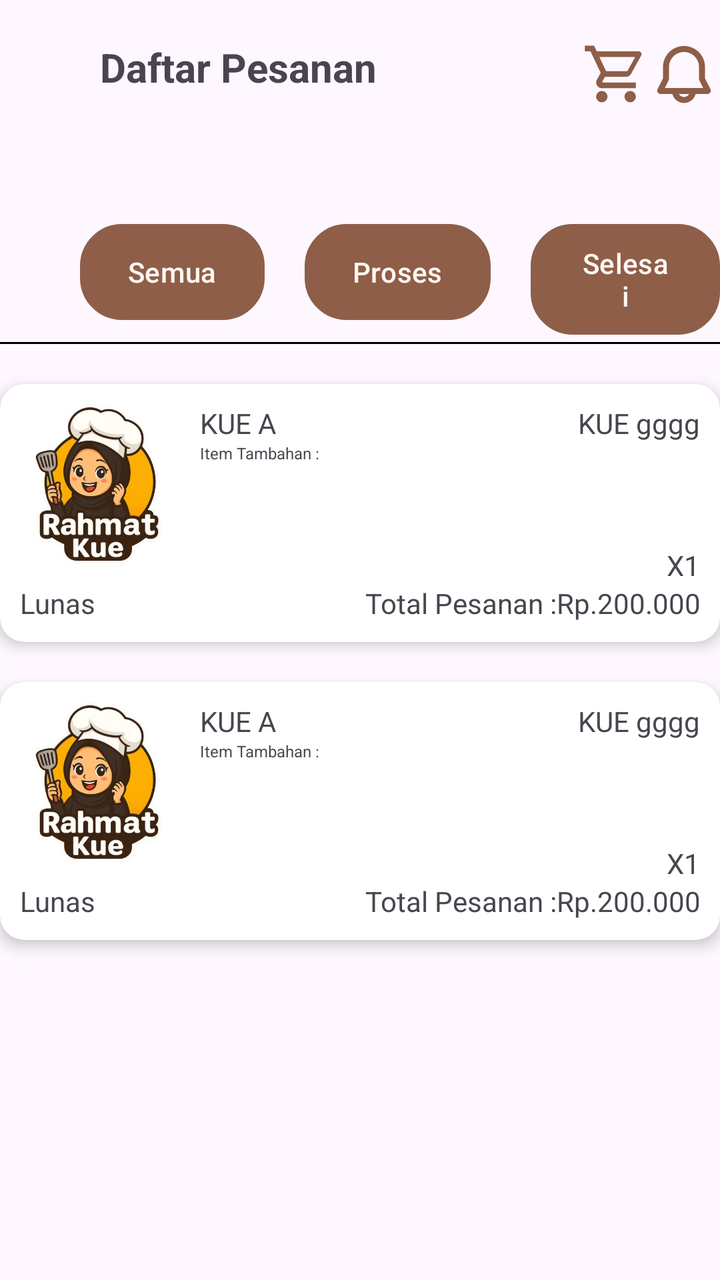
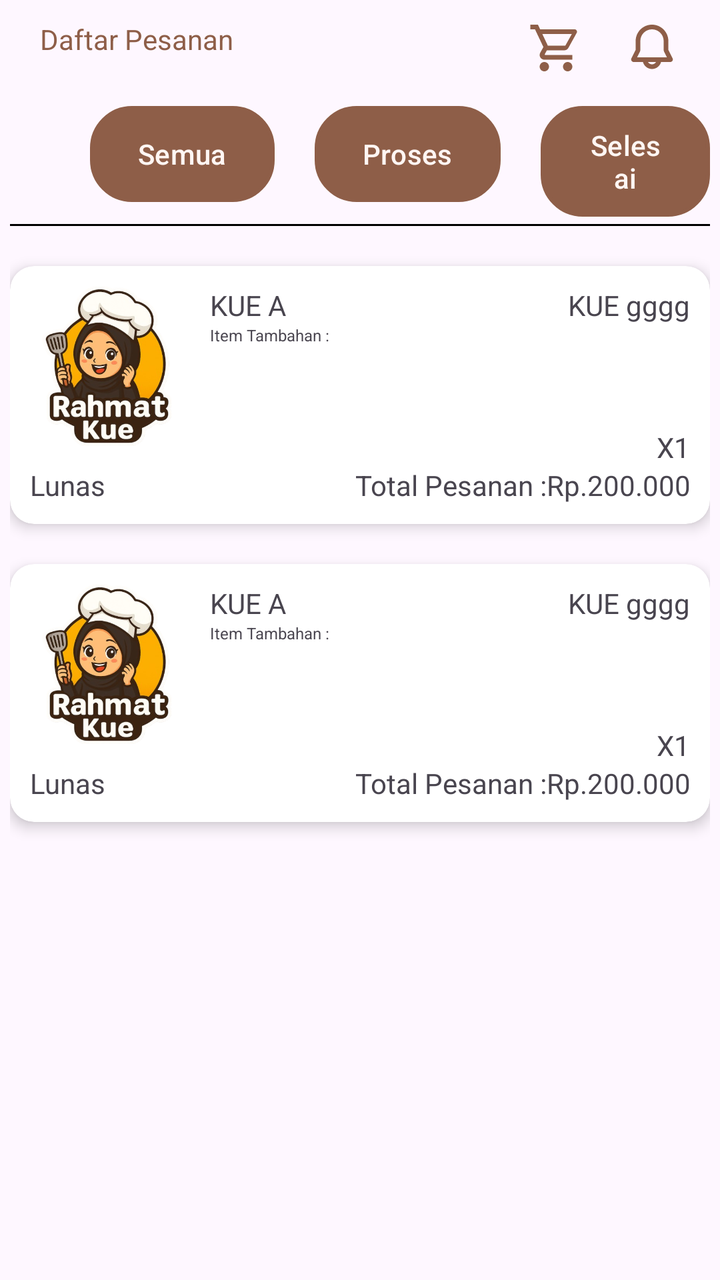

Screens rendered from an Android XML layout before and after an edit, with the pre-edit source and the edit as a unified diff.
<!-- AndroidManifest.xml: application theme Theme.RahmatBakery -->
<!-- res/layout/fragment_pesanan.xml -->
<?xml version="1.0" encoding="utf-8"?>
<RelativeLayout xmlns:android="http://schemas.android.com/apk/res/android"
    xmlns:app="http://schemas.android.com/apk/res-auto"
    xmlns:tools="http://schemas.android.com/tools"
    android:layout_width="match_parent"
    android:layout_height="match_parent"
    tools:context="PesananFragment">


    
    <TextView
        android:id="@+id/Title"
        android:layout_width="wrap_content"
        android:layout_height="wrap_content"
        android:text="Daftar Pesanan"
        android:layout_marginTop="20dp"
        android:layout_marginStart="50dp"
        android:textSize="20sp"
        android:textStyle="bold" />

    <ImageView
        android:id="@+id/notif"
        android:layout_width="wrap_content"
        android:layout_height="wrap_content"
        android:background="@drawable/notif"
        android:layout_alignParentRight="true"
        android:layout_marginTop="20dp"/>

    <ImageView
        android:id="@+id/keranjang"
        android:layout_width="wrap_content"
        android:layout_height="wrap_content"
        android:background="@drawable/cart"
        android:layout_alignRight="@id/notif"
        android:layout_marginRight="35dp"
        android:layout_marginTop="20dp"
        android:layout_toLeftOf="@id/notif"

        />

    <Button
        android:id="@+id/buttonsemua"
        android:layout_width="wrap_content"
        android:layout_height="wrap_content"
        android:background="@drawable/button"
        android:layout_below="@id/Title"
        android:layout_marginTop="65dp"
        android:layout_marginStart="40dp"
        android:text="Semua" />

    <Button
        android:id="@+id/buttonproses"
        android:layout_width="wrap_content"
        android:layout_height="wrap_content"
        android:layout_below="@id/Title"
        android:layout_marginTop="65dp"
        android:background="@drawable/button"
        android:layout_toRightOf="@id/buttonsemua"
        android:layout_marginStart="20dp"
        android:text="Proses" />

    <Button
        android:id="@+id/buttonselesai"
        android:layout_width="wrap_content"
        android:layout_height="wrap_content"
        android:layout_below="@id/Title"
        android:layout_marginTop="65dp"
        android:background="@drawable/button"
        android:layout_toRightOf="@id/buttonproses"
        android:layout_marginStart="20dp"
        android:text="Selesai"/>

    <View
        android:id="@+id/divider1"
        android:layout_width="match_parent"
        android:layout_height="1dp"
        android:layout_below="@id/buttonsemua"
        android:layout_marginTop="11dp"
        android:background="@color/black" />

    <androidx.cardview.widget.CardView
        android:id="@+id/pesanan1"
        android:layout_width="match_parent"
        android:layout_height="wrap_content"
        android:layout_below="@id/divider1"
        android:layout_marginTop="20dp"
        android:backgroundTint="@color/cardview_light_background"
        app:cardElevation="4dp"
        app:cardCornerRadius="12dp">

        <RelativeLayout
        android:layout_width="match_parent"
        android:layout_height="wrap_content"
        android:padding="10dp">

        <ImageView
            android:id="@+id/imgProduct1"
            android:layout_width="80dp"
            android:layout_height="80dp"
            android:src="@drawable/logo"
            android:scaleType="centerCrop" />

            <TextView
                android:id="@+id/namakue"
                android:layout_width="match_parent"
                android:layout_height="wrap_content"
                android:layout_toRightOf="@id/imgProduct1"
                android:layout_marginStart="10dp"
                android:text="KUE A"/>

            <TextView
                android:layout_width="match_parent"
                android:layout_height="wrap_content"
                android:gravity="right"
                android:text="KUE gggg"/>

            <TextView
                android:id="@+id/itemtambahan"
                android:layout_width="match_parent"
                android:layout_height="wrap_content"
                android:layout_toRightOf="@id/imgProduct1"
                android:layout_marginStart="10dp"
                android:textSize="8sp"
                android:layout_below="@id/namakue"
                android:text="Item Tambahan :"/>

            <TextView
                android:id="@+id/statuspembayaran"
                android:layout_width="match_parent"
                android:layout_height="wrap_content"
                android:layout_below="@id/imgProduct1"
                android:layout_marginTop="10dp"
                android:text="Lunas"/>

            <TextView
                android:id="@+id/totalpesanan"
                android:layout_width="match_parent"
                android:layout_height="wrap_content"
                android:layout_alignBottom="@id/statuspembayaran"
                android:layout_marginStart="10dp"
                android:gravity="right"
                android:text="Total Pesanan :Rp.200.000"/>

            <TextView
                android:layout_width="match_parent"
                android:layout_height="wrap_content"
                android:layout_above="@id/totalpesanan"
                android:text="X1"
                android:gravity="right"/>

        </RelativeLayout>
    </androidx.cardview.widget.CardView>

    <androidx.cardview.widget.CardView
        android:id="@+id/pesanan2"
        android:layout_width="match_parent"
        android:layout_height="wrap_content"
        android:layout_below="@id/pesanan1"
        android:layout_marginTop="20dp"
        android:backgroundTint="@color/cardview_light_background"
        app:cardElevation="4dp"
        app:cardCornerRadius="12dp">

        <RelativeLayout
            android:layout_width="match_parent"
            android:layout_height="wrap_content"
            android:padding="10dp">

            <ImageView
                android:id="@+id/imgProduct2"
                android:layout_width="80dp"
                android:layout_height="80dp"
                android:src="@drawable/logo"
                android:scaleType="centerCrop" />

            <TextView
                android:id="@+id/namakue2"
                android:layout_width="match_parent"
                android:layout_height="wrap_content"
                android:layout_toRightOf="@id/imgProduct2"
                android:layout_marginStart="10dp"
                android:text="KUE A"/>

            <TextView
                android:layout_width="match_parent"
                android:layout_height="wrap_content"
                android:gravity="right"
                android:text="KUE gggg"/>

            <TextView
                android:id="@+id/itemtambahan2"
                android:layout_width="match_parent"
                android:layout_height="wrap_content"
                android:layout_toRightOf="@id/imgProduct2"
                android:layout_marginStart="10dp"
                android:textSize="8sp"
                android:layout_below="@id/namakue2"
                android:text="Item Tambahan :"/>

            <TextView
                android:id="@+id/statuspembayaran2"
                android:layout_width="match_parent"
                android:layout_height="wrap_content"
                android:layout_below="@id/imgProduct2"
                android:layout_marginTop="10dp"
                android:text="Lunas"/>

            <TextView
                android:id="@+id/totalpesanan2"
                android:layout_width="match_parent"
                android:layout_height="wrap_content"
                android:layout_alignBottom="@id/statuspembayaran2"
                android:layout_marginStart="10dp"
                android:gravity="right"
                android:text="Total Pesanan :Rp.200.000"/>

            <TextView
                android:layout_width="match_parent"
                android:layout_height="wrap_content"
                android:layout_above="@id/totalpesanan2"
                android:text="X1"
                android:gravity="right"/>

        </RelativeLayout>
    </androidx.cardview.widget.CardView>
</RelativeLayout>
<!-- resources referenced by this layout -->
<resources>
  <color name="black">#FF000000</color>
  <!-- drawable button (drawable) -->
  <?xml version="1.0" encoding="utf-8"?>
  <shape xmlns:android="http://schemas.android.com/apk/res/android">
      <solid android:color="@color/white"/>
      <corners android:radius= "20dp" />
      <padding android:left="20dp" android:top="7dp"
          android:right="20dp" android:bottom="10dp" />
      <stroke android:color="@color/primary" android:width="2dp" />
  </shape>
  <!-- drawable cart (drawable) -->
  <vector xmlns:android="http://schemas.android.com/apk/res/android"
      android:width="34dp"
      android:height="34dp"
      android:viewportWidth="34"
      android:viewportHeight="34">
    <path
        android:pathData="M24.083,25.5C24.835,25.5 25.556,25.798 26.087,26.33C26.618,26.861 26.917,27.582 26.917,28.333C26.917,29.085 26.618,29.805 26.087,30.337C25.556,30.868 24.835,31.167 24.083,31.167C23.332,31.167 22.611,30.868 22.08,30.337C21.549,29.805 21.25,29.085 21.25,28.333C21.25,26.761 22.511,25.5 24.083,25.5ZM1.417,2.833H6.049L7.381,5.667H28.333C28.709,5.667 29.069,5.816 29.335,6.082C29.601,6.347 29.75,6.708 29.75,7.083C29.75,7.324 29.679,7.565 29.58,7.792L24.508,16.957C24.027,17.822 23.092,18.417 22.029,18.417H11.475L10.2,20.726L10.158,20.896C10.158,20.99 10.195,21.08 10.261,21.146C10.328,21.213 10.418,21.25 10.512,21.25H26.917V24.083H9.917C9.165,24.083 8.445,23.785 7.913,23.253C7.382,22.722 7.083,22.001 7.083,21.25C7.083,20.754 7.211,20.287 7.423,19.89L9.35,16.419L4.25,5.667H1.417V2.833ZM9.917,25.5C10.668,25.5 11.389,25.798 11.92,26.33C12.452,26.861 12.75,27.582 12.75,28.333C12.75,29.085 12.452,29.805 11.92,30.337C11.389,30.868 10.668,31.167 9.917,31.167C9.165,31.167 8.445,30.868 7.913,30.337C7.382,29.805 7.083,29.085 7.083,28.333C7.083,26.761 8.344,25.5 9.917,25.5ZM22.667,15.583L26.605,8.5H8.698L12.042,15.583H22.667Z"
        android:fillColor="#8E5E48"/>
  </vector>
  <!-- drawable logo: png bitmap (drawable, 216810 bytes) -->
  <!-- drawable notif (drawable) -->
  <vector xmlns:android="http://schemas.android.com/apk/res/android"
      android:width="36dp"
      android:height="36dp"
      android:viewportWidth="36"
      android:viewportHeight="36">
    <path
        android:pathData="M7.5,13.5C7.5,10.715 8.606,8.045 10.575,6.075C12.545,4.106 15.215,3 18,3C20.785,3 23.455,4.106 25.425,6.075C27.394,8.045 28.5,10.715 28.5,13.5V19.146L31.233,24.612C31.359,24.864 31.418,25.143 31.406,25.424C31.393,25.705 31.309,25.978 31.161,26.218C31.013,26.457 30.806,26.654 30.561,26.791C30.315,26.928 30.038,27 29.757,27H23.811C23.477,28.287 22.726,29.427 21.674,30.241C20.622,31.055 19.33,31.497 18,31.497C16.67,31.497 15.378,31.055 14.326,30.241C13.274,29.427 12.523,28.287 12.189,27H6.243C5.962,27 5.685,26.928 5.439,26.791C5.194,26.654 4.987,26.457 4.839,26.218C4.691,25.978 4.607,25.705 4.594,25.424C4.582,25.143 4.641,24.864 4.767,24.612L7.5,19.146V13.5ZM15.402,27C15.665,27.456 16.044,27.835 16.5,28.098C16.956,28.361 17.473,28.5 18,28.5C18.527,28.5 19.044,28.361 19.5,28.098C19.956,27.835 20.335,27.456 20.598,27H15.402ZM18,6C16.011,6 14.103,6.79 12.697,8.197C11.29,9.603 10.5,11.511 10.5,13.5V19.146C10.5,19.611 10.392,20.071 10.184,20.487L8.429,24H27.573L25.818,20.487C25.609,20.071 25.5,19.612 25.5,19.146V13.5C25.5,11.511 24.71,9.603 23.303,8.197C21.897,6.79 19.989,6 18,6Z"
        android:fillColor="#8E5E48"
        android:fillType="evenOdd"/>
  </vector>
  <style name="Theme.RahmatBakery" parent="Base.Theme.RahmatBakery" />
  <color name="white">#FFFFFFFF</color>
  <color name="primary">#8E5E48</color>
  <style name="Base.Theme.RahmatBakery" parent="Theme.Material3.DayNight.NoActionBar">
          
           <item name="colorPrimary">@color/primary</item>
          <item name="colorOnPrimary">@color/background</item>
          <item name="colorSecondary">@color/primary</item>
          <item name="colorOnSecondary">@color/background</item>
  
      </style>
  <color name="background">#FFF6F3</color>
</resources>

<!-- the commit's change to res/layout/fragment_pesanan.xml (unified diff, before → after) -->
@@ -1,50 +1,61 @@
 <?xml version="1.0" encoding="utf-8"?>
-<RelativeLayout xmlns:android="http://schemas.android.com/apk/res/android"
+<LinearLayout xmlns:android="http://schemas.android.com/apk/res/android"
     xmlns:app="http://schemas.android.com/apk/res-auto"
     xmlns:tools="http://schemas.android.com/tools"
     android:layout_width="match_parent"
     android:layout_height="match_parent"
-    tools:context="PesananFragment">
+    tools:context="PesananFragment"
+    android:orientation="vertical">
 
 
     
-    <TextView
-        android:id="@+id/Title"
-        android:layout_width="wrap_content"
-        android:layout_height="wrap_content"
-        android:text="Daftar Pesanan"
-        android:layout_marginTop="20dp"
-        android:layout_marginStart="50dp"
-        android:textSize="20sp"
-        android:textStyle="bold" />
-
-    <ImageView
-        android:id="@+id/notif"
-        android:layout_width="wrap_content"
-        android:layout_height="wrap_content"
-        android:background="@drawable/notif"
-        android:layout_alignParentRight="true"
-        android:layout_marginTop="20dp"/>
-
-    <ImageView
-        android:id="@+id/keranjang"
-        android:layout_width="wrap_content"
-        android:layout_height="wrap_content"
-        android:background="@drawable/cart"
-        android:layout_alignRight="@id/notif"
-        android:layout_marginRight="35dp"
-        android:layout_marginTop="20dp"
-        android:layout_toLeftOf="@id/notif"
-
-        />
+    <RelativeLayout
+        android:layout_width="match_parent"
+        android:layout_height="wrap_content"
+        android:padding="10dp"
+        >
+
+        <TextView
+            android:layout_marginLeft="10dp"
+            android:layout_width="wrap_content"
+            android:layout_height="wrap_content"
+            android:text="Daftar Pesanan"
+            android:textColor="@color/primary"
+            style="@style/TextAppearance.Material3.HeadlineSmall.Emphasized"
+            />
+
+        <ImageView
+            android:id="@+id/icon_cart"
+            android:layout_width="28dp"
+            android:layout_height="28dp"
+            android:background="@android:color/transparent"
+            android:src="@drawable/cart"
+            android:layout_marginRight="20dp"
+            android:layout_toLeftOf="@id/icon_notif"
+            />
+
+        <ImageView
+            android:id="@+id/icon_notif"
+            android:layout_width="28dp"
+            android:layout_height="28dp"
+            android:background="@android:color/transparent"
+            android:src="@drawable/notif"
+            android:layout_alignParentEnd="true"
+            android:layout_marginRight="10dp"
+            />
+
+    </RelativeLayout>
+
+<RelativeLayout
+    android:layout_width="match_parent"
+    android:layout_height="match_parent"
+    android:padding="5dp">
 
     <Button
         android:id="@+id/buttonsemua"
         android:layout_width="wrap_content"
         android:layout_height="wrap_content"
         android:background="@drawable/button"
-        android:layout_below="@id/Title"
-        android:layout_marginTop="65dp"
         android:layout_marginStart="40dp"
         android:text="Semua" />
 
@@ -52,8 +63,6 @@
         android:id="@+id/buttonproses"
         android:layout_width="wrap_content"
         android:layout_height="wrap_content"
-        android:layout_below="@id/Title"
-        android:layout_marginTop="65dp"
         android:background="@drawable/button"
         android:layout_toRightOf="@id/buttonsemua"
         android:layout_marginStart="20dp"
@@ -63,8 +72,6 @@
         android:id="@+id/buttonselesai"
         android:layout_width="wrap_content"
         android:layout_height="wrap_content"
-        android:layout_below="@id/Title"
-        android:layout_marginTop="65dp"
         android:background="@drawable/button"
         android:layout_toRightOf="@id/buttonproses"
         android:layout_marginStart="20dp"
@@ -224,3 +231,5 @@
         </RelativeLayout>
     </androidx.cardview.widget.CardView>
 </RelativeLayout>
+
+</LinearLayout>
